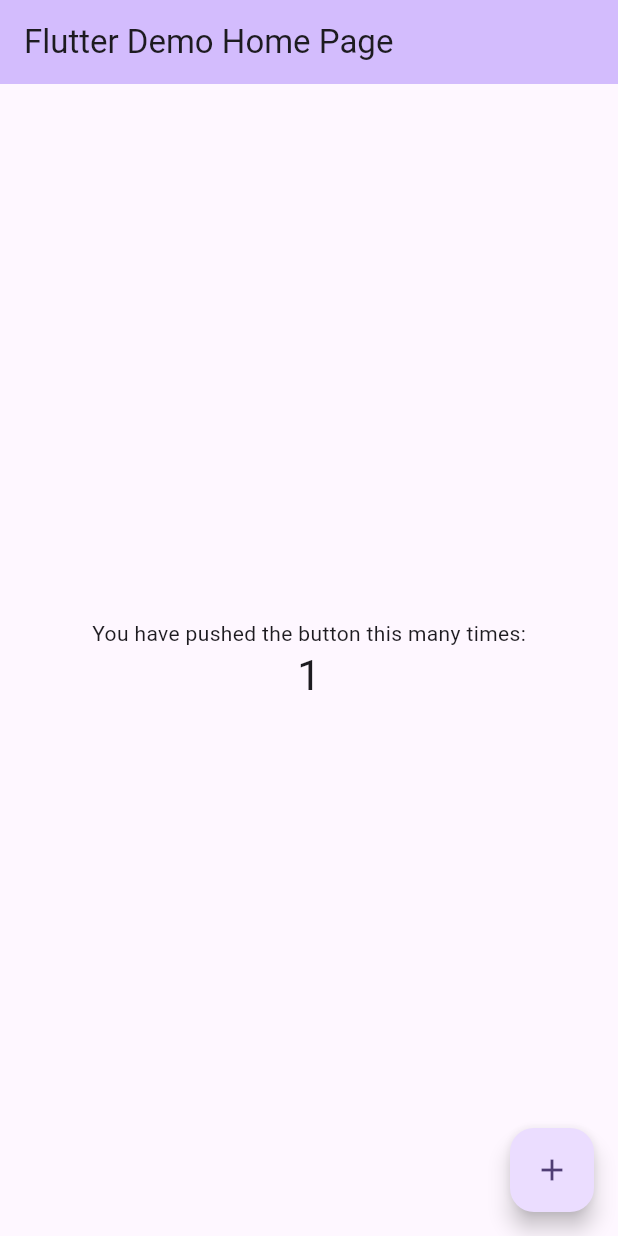
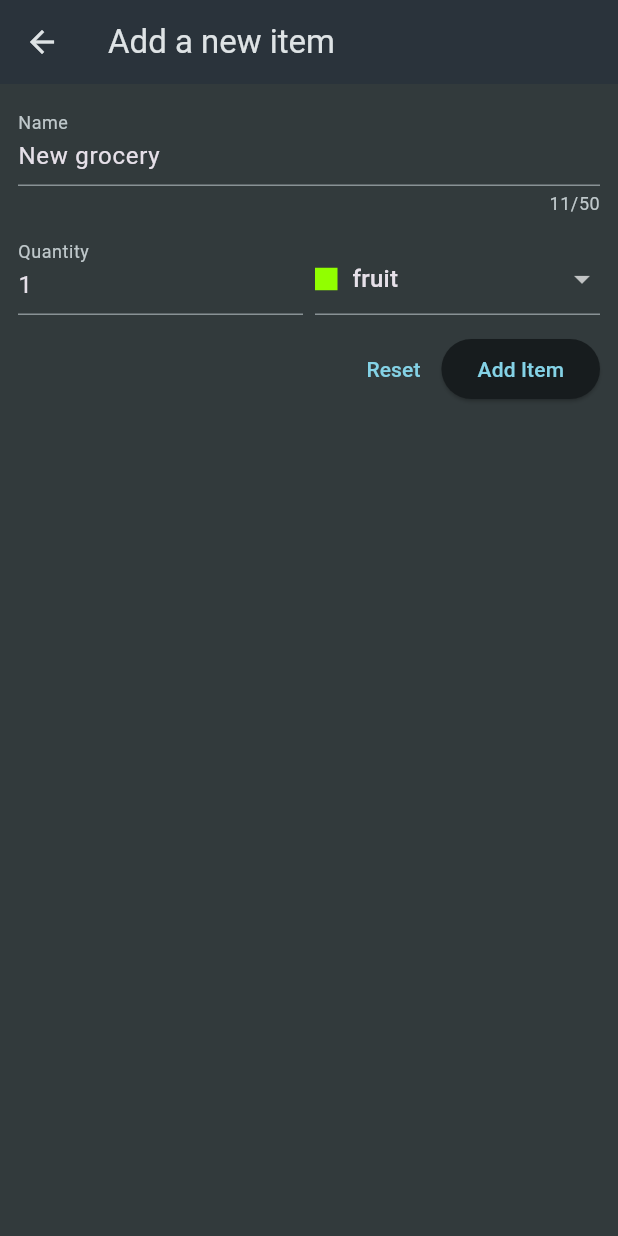
Before and after one commit to obviouslynotdim/week13_quiz, a Flutter app: the screen it shows after launch, after a tap on the "add" icon, on a phone screen of 412 x 824 dp. Run offline on Flutter 3.47's test engine with Material 3 defaults, Android fonts, the light colour scheme and no system bars.

Commit message:
mr ronan the best

```diff
--- /dev/null
+++ b/lib/data/mock_grocery_repository.dart
@@ -0,0 +1,130 @@
+import '../models/grocery.dart';
+
+final dummyGroceryItems = [
+  Grocery(
+    id: 'g1',
+    name: 'Carrots',
+    quantity: 5,
+    category: GroceryCategory.vegetables,
+  ),
+  Grocery(
+    id: 'g2',
+    name: 'Tomatoes',
+    quantity: 4,
+    category: GroceryCategory.vegetables,
+  ),
+  Grocery(
+    id: 'g3',
+    name: 'Apples',
+    quantity: 6,
+    category: GroceryCategory.fruit,
+  ),
+  Grocery(
+    id: 'g4',
+    name: 'Bananas',
+    quantity: 8,
+    category: GroceryCategory.fruit,
+  ),
+  Grocery(
+    id: 'g5',
+    name: 'Chicken Breast',
+    quantity: 2,
+    category: GroceryCategory.meat,
+  ),
+  Grocery(
+    id: 'g6',
+    name: 'Beef Steak',
+    quantity: 1,
+    category: GroceryCategory.meat,
+  ),
+  Grocery(
+    id: 'g7',
+    name: 'Milk',
+    quantity: 2,
+    category: GroceryCategory.dairy,
+  ),
+  Grocery(
+    id: 'g8',
+    name: 'Cheese',
+    quantity: 1,
+    category: GroceryCategory.dairy,
+  ),
+  Grocery(
+    id: 'g9',
+    name: 'Yogurt',
+    quantity: 4,
+    category: GroceryCategory.dairy,
+  ),
+  Grocery(
+    id: 'g10',
+    name: 'Rice',
+    quantity: 1,
+    category: GroceryCategory.carbs,
+  ),
+  Grocery(
+    id: 'g11',
+    name: 'Pasta',
+    quantity: 3,
+    category: GroceryCategory.carbs,
+  ),
+  Grocery(
+    id: 'g12',
+    name: 'Bread',
+    quantity: 2,
+    category: GroceryCategory.carbs,
+  ),
+  Grocery(
+    id: 'g13',
+    name: 'Chocolate',
+    quantity: 5,
+    category: GroceryCategory.sweets,
+  ),
+  Grocery(
+    id: 'g14',
+    name: 'Cookies',
+    quantity: 2,
+    category: GroceryCategory.sweets,
+  ),
+  Grocery(
+    id: 'g15',
+    name: 'Salt',
+    quantity: 1,
+    category: GroceryCategory.spices,
+  ),
+  Grocery(
+    id: 'g16',
+    name: 'Pepper',
+    quantity: 1,
+    category: GroceryCategory.spices,
+  ),
+  Grocery(
+    id: 'g17',
+    name: 'Frozen Pizza',
+    quantity: 2,
+    category: GroceryCategory.convenience,
+  ),
+  Grocery(
+    id: 'g18',
+    name: 'Instant Noodles',
+    quantity: 6,
+    category: GroceryCategory.convenience,
+  ),
+  Grocery(
+    id: 'g19',
+    name: 'Toothpaste',
+    quantity: 1,
+    category: GroceryCategory.hygiene,
+  ),
+  Grocery(
+    id: 'g20',
+    name: 'Shampoo',
+    quantity: 1,
+    category: GroceryCategory.hygiene,
+  ),
+  Grocery(
+    id: 'g22',
+    name: 'Ronan The Best',
+    quantity: 1,
+    category: GroceryCategory.hygiene,
+  ),
+];
--- a/lib/main.dart
+++ b/lib/main.dart
@@ -1,6 +1,9 @@
 import 'package:flutter/material.dart';
+import 'ui/groceries/grocery_list.dart';
+
 
 void main() {
+
   runApp(const MyApp());
 }
 
@@ -11,112 +14,17 @@ class MyApp extends StatelessWidget {
   @override
   Widget build(BuildContext context) {
     return MaterialApp(
-      title: 'Flutter Demo',
-      theme: ThemeData(
-        // This is the theme of your application.
-        //
-        // TRY THIS: Try running your application with "flutter run". You'll see
-        // the application has a purple toolbar. Then, without quitting the app,
-        // try changing the seedColor in the colorScheme below to Colors.green
-        // and then invoke "hot reload" (save your changes or press the "hot
-        // reload" button in a Flutter-supported IDE, or press "r" if you used
-        // the command line to start the app).
-        //
-        // Notice that the counter didn't reset back to zero; the application
-        // state is not lost during the reload. To reset the state, use hot
-        // restart instead.
-        //
-        // This works for code too, not just values: Most code changes can be
-        // tested with just a hot reload.
-        colorScheme: .fromSeed(seedColor: Colors.deepPurple),
+      debugShowCheckedModeBanner: false,
+      title: 'Flutter Groceries',
+      theme: ThemeData.dark().copyWith(
+        colorScheme: ColorScheme.fromSeed(
+          seedColor: const Color.fromARGB(255, 147, 229, 250),
+          brightness: Brightness.dark,
+          surface: const Color.fromARGB(255, 42, 51, 59),
+        ),
+        scaffoldBackgroundColor: const Color.fromARGB(255, 50, 58, 60),
       ),
-      home: const MyHomePage(title: 'Flutter Demo Home Page'),
+      home: const GroceryList(),
     );
   }
 }
-
-class MyHomePage extends StatefulWidget {
-  const MyHomePage({super.key, required this.title});
-
-  // This widget is the home page of your application. It is stateful, meaning
-  // that it has a State object (defined below) that contains fields that affect
-  // how it looks.
-
-  // This class is the configuration for the state. It holds the values (in this
-  // case the title) provided by the parent (in this case the App widget) and
-  // used by the build method of the State. Fields in a Widget subclass are
-  // always marked "final".
-
-  final String title;
-
-  @override
-  State<MyHomePage> createState() => _MyHomePageState();
-}
-
-class _MyHomePageState extends State<MyHomePage> {
-  int _counter = 0;
-
-  void _incrementCounter() {
-    setState(() {
-      // This call to setState tells the Flutter framework that something has
-      // changed in this State, which causes it to rerun the build method below
-      // so that the display can reflect the updated values. If we changed
-      // _counter without calling setState(), then the build method would not be
-      // called again, and so nothing would appear to happen.
-      _counter++;
-    });
-  }
-
-  @override
-  Widget build(BuildContext context) {
-    // This method is rerun every time setState is called, for instance as done
-    // by the _incrementCounter method above.
-    //
-    // The Flutter framework has been optimized to make rerunning build methods
-    // fast, so that you can just rebuild anything that needs updating rather
-    // than having to individually change instances of widgets.
-    return Scaffold(
-      appBar: AppBar(
-        // TRY THIS: Try changing the color here to a specific color (to
-        // Colors.amber, perhaps?) and trigger a hot reload to see the AppBar
-        // change color while the other colors stay the same.
-        backgroundColor: Theme.of(context).colorScheme.inversePrimary,
-        // Here we take the value from the MyHomePage object that was created by
-        // the App.build method, and use it to set our appbar title.
-        title: Text(widget.title),
-      ),
-      body: Center(
-        // Center is a layout widget. It takes a single child and positions it
-        // in the middle of the parent.
-        child: Column(
-          // Column is also a layout widget. It takes a list of children and
-          // arranges them vertically. By default, it sizes itself to fit its
-          // children horizontally, and tries to be as tall as its parent.
-          //
-          // Column has various properties to control how it sizes itself and
-          // how it positions its children. Here we use mainAxisAlignment to
-          // center the children vertically; the main axis here is the vertical
-          // axis because Columns are vertical (the cross axis would be
-          // horizontal).
-          //
-          // TRY THIS: Invoke "debug painting" (choose the "Toggle Debug Paint"
-          // action in the IDE, or press "p" in the console), to see the
-          // wireframe for each widget.
-          mainAxisAlignment: .center,
-          children: [
-            const Text('You have pushed the button this many times:'),
-            Text(
-              '$_counter',
-              style: Theme.of(context).textTheme.headlineMedium,
-            ),
-          ],
-        ),
-      ),
-      floatingActionButton: FloatingActionButton(
-        onPressed: _incrementCounter,
-        tooltip: 'Increment',
-        child: const Icon(Icons.add),
-      ),
-    );
-  }
-}
--- /dev/null
+++ b/lib/models/grocery.dart
@@ -0,0 +1,35 @@
+import 'dart:ui';
+
+
+class Grocery {
+  const Grocery({
+    required this.id,
+    required this.name,
+    required this.quantity,
+    required this.category,
+  });
+
+  final String id;
+  final String name;
+  final int quantity;
+  final GroceryCategory category;
+}
+
+
+enum GroceryCategory {
+  vegetables('Vegetables', Color.fromARGB(255, 0, 255, 128)),
+  fruit('Fruit', Color.fromARGB(255, 145, 255, 0)),
+  meat('Meat', Color.fromARGB(255, 255, 102, 0)),
+  dairy('Dairy', Color.fromARGB(255, 0, 208, 255)),
+  carbs('Carbs', Color.fromARGB(255, 0, 60, 255)),
+  sweets('Sweets', Color.fromARGB(255, 255, 149, 0)),
+  spices('Spices', Color.fromARGB(255, 255, 187, 0)),
+  convenience('Convenience', Color.fromARGB(255, 191, 0, 255)),
+  hygiene('Hygiene', Color.fromARGB(255, 149, 0, 255)),
+  other('Other', Color.fromARGB(255, 0, 225, 255));
+
+  final String label;
+  final Color color;
+
+  const GroceryCategory(this.label, this.color);
+}
--- /dev/null
+++ b/lib/ui/groceries/grocery_form.dart
@@ -0,0 +1,161 @@
+import 'package:flutter/material.dart';
+import 'package:uuid/uuid.dart';
+
+import '../../models/grocery.dart';
+
+Uuid uuid = const Uuid();
+
+class GroceryForm extends StatefulWidget {
+  const GroceryForm({super.key});
+
+  @override
+  State<GroceryForm> createState() {
+    return _GroceryFormState();
+  }
+}
+
+class _GroceryFormState extends State<GroceryForm> {
+  // Form Key
+  final _formKey = GlobalKey<FormState>();
+
+  // Default settings
+  static const defautName = "New grocery";
+  static const defaultQuantity = 1;
+  static const defaultCategory = GroceryCategory.fruit;
+
+  // Inputs
+  final _nameController = TextEditingController();
+  final _quantityController = TextEditingController();
+  GroceryCategory _selectedCategory = defaultCategory;
+
+  @override
+  void initState() {
+    super.initState();
+
+    // Initialize intputs with default settings
+    _nameController.text = defautName;
+    _quantityController.text = defaultQuantity.toString();
+  }
+
+  @override
+  void dispose() {
+    super.dispose();
+
+    // Dispose the controlers
+    _nameController.dispose();
+    _quantityController.dispose();
+  }
+
+  void onReset() {
+    // Reset all fields to the initial values
+
+    _formKey.currentState!.reset();
+  }
+
+  void onAdd() {
+    if (_formKey.currentState!.validate()) {
+
+      // Create and return the new grocery
+      Grocery newGrocery = Grocery(
+        id: uuid.v4(),
+        name: _nameController.text,
+        quantity: int.parse(_quantityController.text),
+        category: _selectedCategory,
+      );
+
+      Navigator.pop<Grocery>(context, newGrocery);
+    }
+  }
+
+  String? validateName(String? value) {
+
+    if (value == null || value.isEmpty) {
+      return "Enter a name";
+    }
+
+    if (value.length<10 || value.length>50) {
+      return "Enter a text btw 10 to 50 characters";
+    }
+
+    return null;  //valid
+  }
+
+  @override
+  Widget build(BuildContext context) {
+    return Scaffold(
+      appBar: AppBar(title: const Text('Add a new item')),
+      body: Padding(
+        padding: const EdgeInsets.all(12),
+        child: Form(
+          key: _formKey,
+          child: Column(
+            children: [
+              TextFormField(
+                validator: validateName,
+                controller: _nameController,
+                maxLength: 50,
+                decoration: const InputDecoration(label: Text('Name')),
+              ),
+              const SizedBox(height: 10),
+              Row(
+                crossAxisAlignment: CrossAxisAlignment.end,
+                children: [
+                  Expanded(
+                    child: TextField(
+                      controller: _quantityController,
+                      decoration: const InputDecoration(
+                        label: Text('Quantity'),
+                      ),
+                    ),
+                  ),
+                  const SizedBox(width: 8),
+                  Expanded(
+                    child: DropdownButtonFormField<GroceryCategory>(
+                      initialValue: _selectedCategory,
+                      items: GroceryCategory.values
+                          .map(
+                            (g) => DropdownMenuItem<GroceryCategory>(
+                              value: g,
+                              child: Row(
+                                children: [
+                                  Container(
+                                    width: 15,
+                                    height: 15,
+                                    color: g.color,
+                                  ),
+                                  SizedBox(width: 10),
+                                  Text(g.name),
+                                ],
+                              ),
+                            ),
+                          )
+                          .toList(),
+                      onChanged: (value) {
+                        if (value != null) {
+                          setState(() {
+                            _selectedCategory = value;
+                          });
+                        }
+                      },
+                    ),
+                  ),
+                ],
+              ),
+              const SizedBox(height: 12),
+              Row(
+                mainAxisAlignment: MainAxisAlignment.end,
+                children: [
+                  TextButton(onPressed: onReset, child: const Text('Reset')),
+                  ElevatedButton(
+                    onPressed: onAdd,
+                    child: const Text('Add Item'),
+                  ),
+                ],
+              ),
+            ],
+          ),
+        ),
+      ),
+    );
+  }
+}
--- /dev/null
+++ b/lib/ui/groceries/grocery_list.dart
@@ -0,0 +1,130 @@
+import 'package:flutter/material.dart';
+import '../../data/mock_grocery_repository.dart';
+import '../../models/grocery.dart';
+import 'grocery_form.dart';
+
+class GroceryList extends StatefulWidget {
+  const GroceryList({super.key});
+
+  @override
+  State<GroceryList> createState() => _GroceryListState();
+}
+
+class _GroceryListState extends State<GroceryList> {
+  // select index and filter
+  int _selectpageindex = 0;
+  String _searchquery = '';
+
+  void onCreate() async {
+    // Navigate to the form screen using the Navigator push
+    Grocery? newGrocery = await Navigator.push<Grocery>(
+      context,
+      MaterialPageRoute(builder: (context) => const GroceryForm()),
+    );
+    if (newGrocery != null) {
+      setState(() {
+        dummyGroceryItems.add(newGrocery);
+      });
+    }
+  }
+
+  // state selectedpage
+  void _selectedPage(int index) {
+    setState(() {
+      _selectpageindex = index;
+      if (index == 0) {
+        _searchquery = '';
+      }
+    });
+  }
+
+  @override
+  Widget build(BuildContext context) {
+
+    // filter item match search query
+    final filteredItems = dummyGroceryItems.where((item) {
+      return item.name.toLowerCase().contains(_searchquery.toLowerCase());
+    }).toList();
+
+    // list displayitem
+    List itemsTodisplay;
+    if (_selectpageindex == 0) {
+      itemsTodisplay = dummyGroceryItems;
+    } else {
+      itemsTodisplay = filteredItems;
+    }
+
+    Widget content = const Center(child: Text('No items added yet.'));
+
+    // dummy to item
+    if (itemsTodisplay.isNotEmpty) {
+      //  Display groceries with an Item builder and  LIst Tile
+      content = ListView.builder(
+        itemCount: itemsTodisplay.length,
+        itemBuilder: (context, index) =>
+            GroceryTile(grocery: itemsTodisplay[index]),
+      );
+    }
+
+    Widget activePage = content;
+
+    if (_selectpageindex == 1) {
+      activePage = Column(
+        children: [
+          Padding(
+            padding: const EdgeInsets.all(12),
+            child: TextField(
+              autofocus: true,
+              decoration: const InputDecoration(
+                labelText: 'Filter by name...',
+                prefixIcon: Icon(Icons.search),
+              ),
+
+              onChanged: (value) {
+                setState(() {
+                  _searchquery = value;
+                });
+              },
+            ),
+          ),
+          const Divider(),
+          Expanded(child: content),
+        ],
+      );
+    }
+
+    return Scaffold(
+      appBar: AppBar(
+        title: const Text('Your Groceries'),
+        actions: [IconButton(onPressed: onCreate, icon: const Icon(Icons.add))],
+      ),
+      body: activePage,
+      bottomNavigationBar: BottomNavigationBar(
+        onTap: _selectedPage,
+        currentIndex: _selectpageindex,
+        items: const [
+          BottomNavigationBarItem(
+            icon: Icon(Icons.local_grocery_store),
+            label: "Groceries",
+          ),
+          BottomNavigationBarItem(icon: Icon(Icons.search), label: "Search"),
+        ],
+      ),
+    );
+  }
+}
+
+class GroceryTile extends StatelessWidget {
+  const GroceryTile({super.key, required this.grocery});
+
+  final Grocery grocery;
+
+  @override
+  Widget build(BuildContext context) {
+    return ListTile(
+      leading: Container(width: 15, height: 15, color: grocery.category.color),
+      title: Text(grocery.name),
+      trailing: Text(grocery.quantity.toString()),
+    );
+  }
+}
--- a/pubspec.yaml
+++ b/pubspec.yaml
@@ -30,6 +30,7 @@ environment:
 dependencies:
   flutter:
     sdk: flutter
+  uuid: ^4.4.2
 
   # The following adds the Cupertino Icons font to your application.
   # Use with the CupertinoIcons class for iOS style icons.
```
Also changed, not shown: pubspec.lock.
